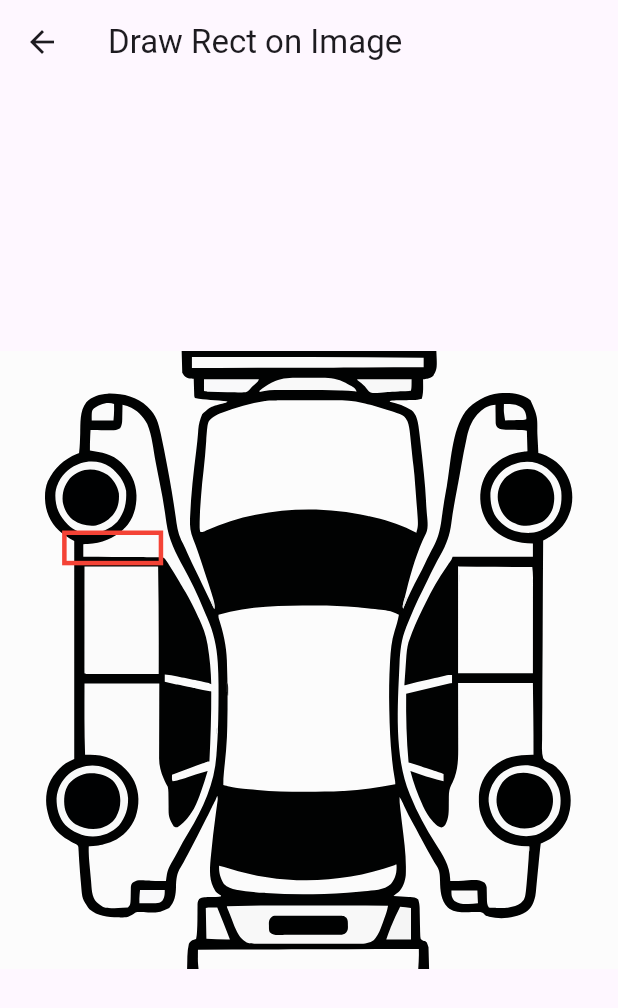
After one commit to shakiz/splat_pictogram_prep, a Flutter app: the screen it shows after launch, after a tap on "Draw Rect", on a phone screen of 412 x 824 dp. The commit adds this screen. Shown: the top 1008 px of the screen. Run offline on Flutter 3.47's test engine with Material 3 defaults, Android fonts, the phone set to English and light mode, and no system bars; our stand-ins replace flutter_svg.

Commit message:
Add samples for drawing on image

```diff
--- /dev/null
+++ b/lib/draw/draw_rect_screen.dart
@@ -0,0 +1,76 @@
+import 'package:flutter/material.dart';
+import 'package:flutter_svg/flutter_svg.dart';
+import 'package:splat_pictogram_prep/draw/rect_painter.dart';
+
+class DrawRectScreen extends StatefulWidget {
+  const DrawRectScreen({super.key});
+
+  @override
+  State<DrawRectScreen> createState() => _DrawRectScreenState();
+}
+
+class _DrawRectScreenState extends State<DrawRectScreen> {
+  final GlobalKey _imageKey = GlobalKey();
+  final Size originalSize = const Size(1920, 1020);
+
+  // Original absolute offsets based on original image size
+  final List<Offset> originalOffsets = [
+    Offset(200, 300),
+    Offset(500, 300),
+    Offset(500, 350),
+    Offset(200, 350),
+  ];
+
+  @override
+  @override
+  Widget build(BuildContext context) {
+    return Scaffold(
+      appBar: AppBar(title: const Text("Draw Rect on Image")),
+      body: Center(
+        child: LayoutBuilder(
+          builder: (_, constraints) {
+            return Stack(
+              children: [
+                SvgPicture.asset(
+                  'assets/images/car_splat_diagram.svg',
+                  key: _imageKey,
+                  width: constraints.maxWidth,
+                  fit: BoxFit.contain,
+                ),
+                // Use FutureBuilder or a delayed CustomPaint
+                FutureBuilder<Size>(
+                  future: _getImageSizeAfterLayout(),
+                  builder: (context, snapshot) {
+                    if (!snapshot.hasData) return const SizedBox();
+
+                    final imageSize = snapshot.data!;
+                    final renderedOffsets = originalOffsets.map((absOffset) {
+                      final relative = Offset(
+                        absOffset.dx / originalSize.width,
+                        absOffset.dy / originalSize.height,
+                      );
+                      return Offset(
+                        relative.dx * imageSize.width,
+                        relative.dy * imageSize.height,
+                      );
+                    }).toList();
+
+                    return CustomPaint(
+                      painter: RectPainter(renderedOffsets),
+                    );
+                  },
+                ),
+              ],
+            );
+          },
+        ),
+      ),
+    );
+  }
+
+  Future<Size> _getImageSizeAfterLayout() async {
+    await Future.delayed(Duration.zero);
+    final box = _imageKey.currentContext?.findRenderObject() as RenderBox?;
+    return box?.size ?? Size.zero;
+  }
+}
--- /dev/null
+++ b/lib/draw/rect_painter.dart
@@ -0,0 +1,31 @@
+import 'package:flutter/material.dart';
+
+class RectPainter extends CustomPainter {
+  final List<Offset> points;
+
+  RectPainter(this.points);
+
+  @override
+  void paint(Canvas canvas, Size size) {
+    if (points.length < 4) return;
+
+    final paint = Paint()
+      ..color = Colors.red
+      ..style = PaintingStyle.stroke
+      ..strokeWidth = 3;
+
+    final path = Path()
+      ..moveTo(points[0].dx, points[0].dy)
+      ..lineTo(points[1].dx, points[1].dy)
+      ..lineTo(points[2].dx, points[2].dy)
+      ..lineTo(points[3].dx, points[3].dy)
+      ..close();
+
+    canvas.drawPath(path, paint);
+  }
+
+  @override
+  bool shouldRepaint(covariant RectPainter oldDelegate) {
+    return oldDelegate.points != points;
+  }
+}
--- /dev/null
+++ b/lib/mark_point/mark_point_Screen.dart
@@ -0,0 +1,167 @@
+import 'dart:math';
+
+import 'package:flutter/material.dart';
+import 'package:flutter_svg/flutter_svg.dart';
+import 'package:splat_pictogram_prep/draw/custom_painter.dart';
+import 'package:splat_pictogram_prep/draw/draw_rect_screen.dart';
+import 'package:splat_pictogram_prep/mark_point/populate_point_screen.dart';
+
+class MarkPointScreen extends StatefulWidget {
+  const MarkPointScreen({super.key});
+
+  @override
+  State<MarkPointScreen> createState() => _MarkPointScreenState();
+}
+
+class _MarkPointScreenState extends State<MarkPointScreen> {
+  final GlobalKey _imageKey = GlobalKey();
+  final List<Offset> _tapPoints = [];
+  final double _circleRadius = 8; // half of 16x16 marker
+  final Size originalSize = const Size(1920, 1020);
+
+  void _onTapDown(TapDownDetails details) {
+    final RenderBox box =
+        _imageKey.currentContext?.findRenderObject() as RenderBox;
+    final imagePosition = box.localToGlobal(Offset.zero);
+    final localTap = details.globalPosition - imagePosition;
+    final renderedSize = box.size;
+
+    debugPrint("Width:${box.size.width}  ======  Height:${box.size.height}");
+    final position = box.globalToLocal(Offset.zero);
+
+    // Convert to relative (0.0–1.0)
+    final relativeOffset = Offset(
+      localTap.dx / renderedSize.width,
+      localTap.dy / renderedSize.height,
+    );
+
+    final absoluteOffset = Offset(
+      relativeOffset.dx * originalSize.width,
+      relativeOffset.dy * originalSize.height,
+    );
+
+    debugPrint("Relative: $relativeOffset");
+    debugPrint("Absolute (based on 1920x1020): $absoluteOffset");
+
+    bool isColliding = _tapPoints.any((existingPoint) {
+      final dx = (existingPoint.dx - relativeOffset.dx) * renderedSize.width;
+      final dy = (existingPoint.dy - relativeOffset.dy) * renderedSize.height;
+      final distance = sqrt(dx * dx + dy * dy);
+      return distance < (_circleRadius * 2);
+    });
+
+    debugPrint("X:${localTap.dx}  ======  Y:${localTap.dy}");
+
+    if (isColliding) {
+      ScaffoldMessenger.of(context).showSnackBar(
+        SnackBar(content: Text('Already marked!')),
+      );
+      return;
+    }
+
+    setState(() {
+      _tapPoints.add(relativeOffset);
+    });
+
+    getMappedOrdinates();
+  }
+
+  void getMappedOrdinates() {
+    const Size originalSize = Size(1920, 1020);
+
+    final mappedPoints = _tapPoints.map((offset) {
+      final isRelative = offset.dx <= 1.0 && offset.dy <= 1.0;
+
+      final x = isRelative
+          ? (offset.dx * originalSize.width).round()
+          : offset.dx.round();
+      final y = isRelative
+          ? (offset.dy * originalSize.height).round()
+          : offset.dy.round();
+
+      return {
+        "x": x,
+        "y": y,
+      };
+    }).toList();
+
+    debugPrint(mappedPoints.toString());
+  }
+
+  @override
+  Widget build(BuildContext context) {
+    return Scaffold(
+      appBar: AppBar(title: Text('Tap to Mark')),
+      body: Center(
+        child: Column(
+          children: [
+            TextButton(
+                onPressed: () {
+                  Navigator.push(
+                      context,
+                      MaterialPageRoute(
+                          builder: (context) => PopulatePointScreen()));
+                },
+                child: Text("Populate Points")),
+            TextButton(
+                onPressed: () {
+                  Navigator.push(
+                      context,
+                      MaterialPageRoute(
+                          builder: (context) => DrawRectScreen()));
+                },
+                child: Text("Draw Rect")),
+            SizedBox(
+              height: 24,
+            ),
+            SizedBox(
+              height: 24,
+            ),
+            LayoutBuilder(
+              builder: (_, constraints) {
+                return GestureDetector(
+                  onTapDown: _onTapDown,
+                  child: Stack(
+                    children: [
+                      SvgPicture.asset(
+                        'assets/images/car_splat_diagram.svg',
+                        key: _imageKey,
+                        width: constraints.maxWidth,
+                        fit: BoxFit.contain,
+                      ),
+                      ..._tapPoints.map((relative) {
+                        final box = _imageKey.currentContext?.findRenderObject()
+                            as RenderBox?;
+                        if (box == null) return const SizedBox();
+
+                        final imageSize = box.size;
+
+                        final actualDx = relative.dx * imageSize.width;
+                        final actualDy = relative.dy * imageSize.height;
+
+                        return Positioned(
+                          left: actualDx - _circleRadius,
+                          top: actualDy - _circleRadius,
+                          child: Container(
+                            width: _circleRadius * 2,
+                            height: _circleRadius * 2,
+                            decoration: BoxDecoration(
+                              color: Colors.red,
+                              shape: BoxShape.circle,
+                              border:
+                                  Border.all(color: Colors.white, width: 1.5),
+                            ),
+                          ),
+                        );
+                      }),
+                    ],
+                  ),
+                );
+              },
+            ),
+          ],
+        ),
+      ),
+    );
+  }
+}
--- a/lib/populate_point_screen.dart
+++ b/lib/mark_point/populate_point_screen.dart
@@ -13,6 +13,8 @@ class _PopulatePointScreenState extends State<PopulatePointScreen> {
   final Size originalSize = const Size(1920, 1020);
   final List<Map<String, int>> points = [
     {"x": 951, "y": 569},
+    {"x": 511, "y": 169},
+    {"x": 821, "y": 269},
   ];
   List<Offset> offsets = [];
 
```
Also changed, not shown: lib/draw/custom_painter.dart (added, +21 -0 lines), lib/main.dart (+2 -148 lines).
